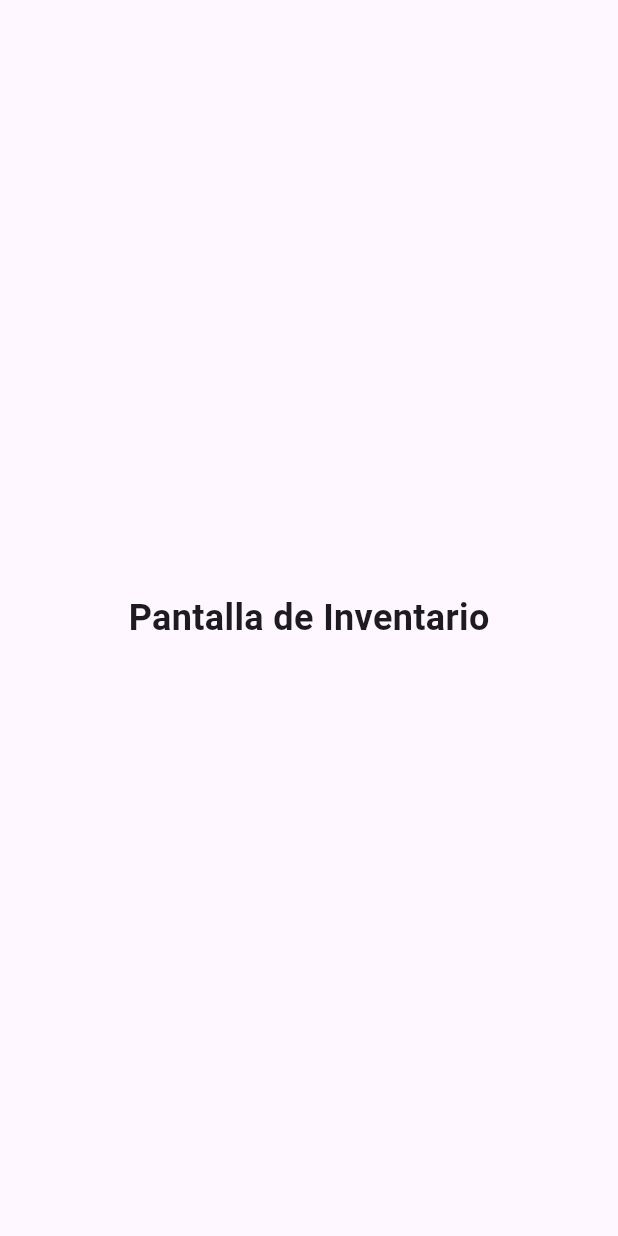
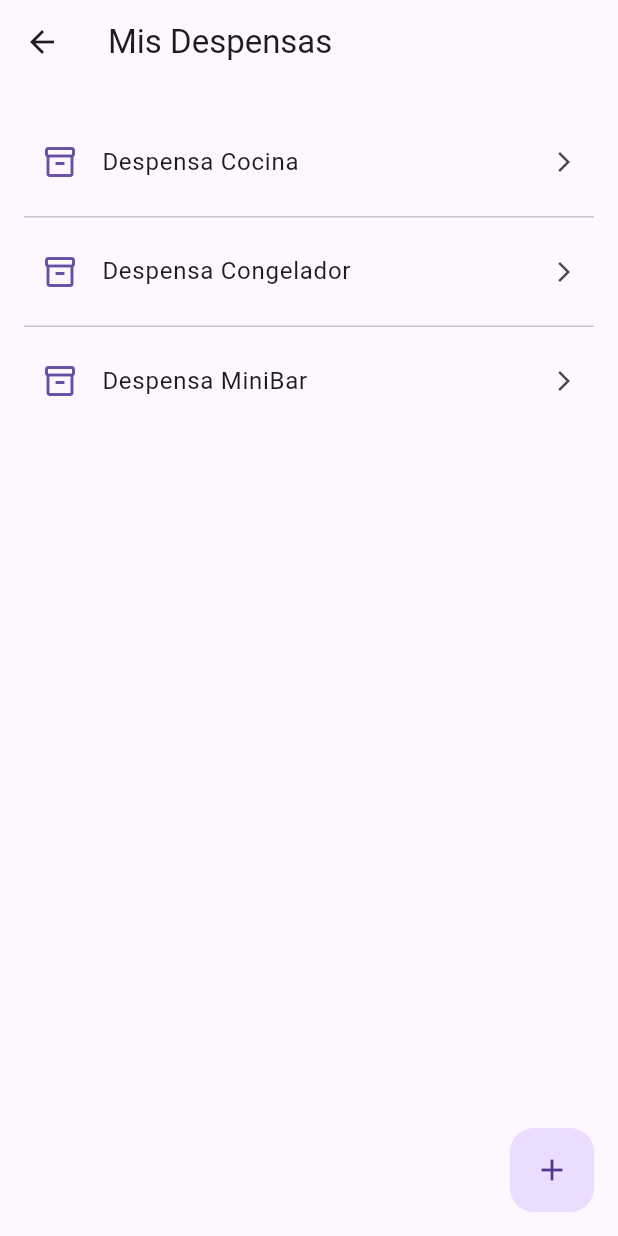
Before and after one commit to Drakz0n/TuDespensa, a Flutter app: the InventoryScreen screen opened directly, on a phone screen of 412 x 824 dp. Run offline on Flutter 3.47's test engine with Material 3 defaults, Android fonts, the light colour scheme and no system bars.

Commit message:
- Creacion de la branch Inventory_Screen - Base visual para empezar a trabajar la pantalla de despensas (actualmente este no es el enfoque que quiero crear, se cambiara a una lista de pantry's osea de instancias del model pantry.dart para mantener un enfoque orientado a objetos)

```diff
--- a/lib/screens/inventory_screen.dart
+++ b/lib/screens/inventory_screen.dart
@@ -5,12 +5,45 @@ class InventoryScreen extends StatelessWidget {
 
   @override
   Widget build(BuildContext context) {
-    return const Scaffold(
-      body: Center(
-        child: Text(
-          'Pantalla de Inventario',
-          style: TextStyle(fontSize: 24, fontWeight: FontWeight.bold),
-        ),
+    final theme = Theme.of(context);
+
+    final List<String> despensas = [
+      'Despensa Cocina',
+      'Despensa Congelador',
+      'Despensa MiniBar',
+    ];
+
+    return Scaffold(
+      appBar: AppBar(
+        title: const Text('Mis Despensas'),
+      ),
+      body: ListView.separated(
+        padding: const EdgeInsets.all(16),
+        itemCount: despensas.length,
+        separatorBuilder: (context, index) => const Divider(height: 1),
+        itemBuilder: (context, index) {
+          return ListTile(
+            contentPadding: const EdgeInsets.symmetric(vertical: 8, horizontal: 12),
+            leading: Icon(
+              Icons.inventory_2_outlined,
+              color: theme.colorScheme.primary,
+            ),
+            title: Text(
+              despensas[index],
+              style: theme.textTheme.bodyLarge?.copyWith(
+                color: theme.colorScheme.onSurface,
+              ),
+            ),
+            trailing: const Icon(Icons.arrow_forward_ios, size: 16),
+            onTap: () {},
+          );
+        },
+      ),
+      floatingActionButton: FloatingActionButton(
+        onPressed: () {},
+        elevation: 0,
+        backgroundColor: theme.colorScheme.primaryContainer,
+        child: Icon(Icons.add, color: theme.colorScheme.onPrimaryContainer),
       ),
     );
   }
```
